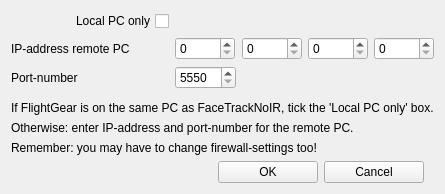
aavendan/facetracknoir, file FTNoIR_Protocol_FG/FTNoIR_FGcontrols.ui: the form before one commit.
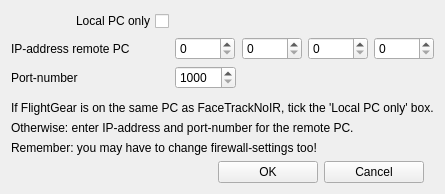
The form after the commit. Icons and pictures are not drawn.

What changed in the file:
```diff
--- a/FTNoIR_Protocol_FG/FTNoIR_FGcontrols.ui
+++ b/FTNoIR_Protocol_FG/FTNoIR_FGcontrols.ui
@@ -117,7 +117,7 @@
      <item row="3" column="1">
       <widget class="QSpinBox" name="spinPortNumber">
        <property name="minimum">
-        <number>5550</number>
+        <number>1000</number>
        </property>
        <property name="maximum">
         <number>10000</number>
```
